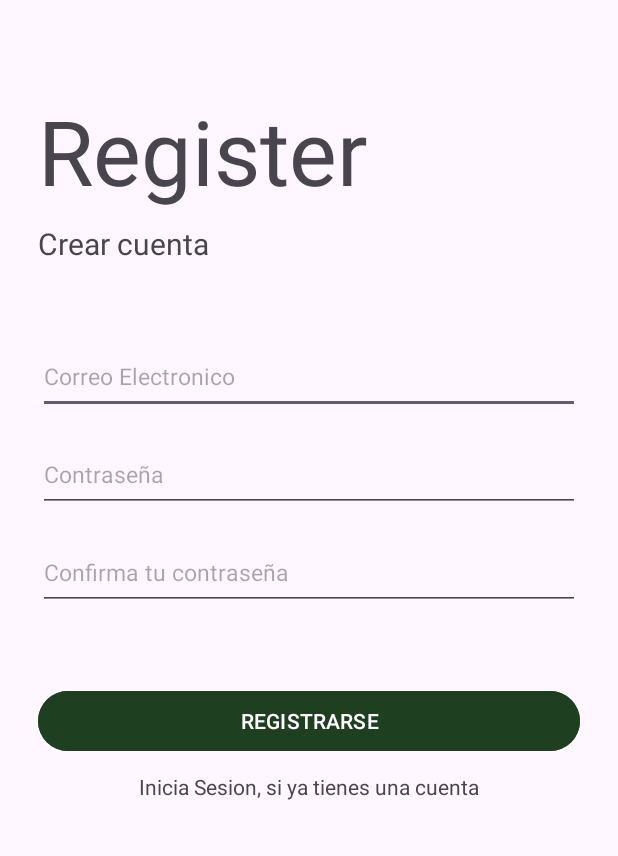
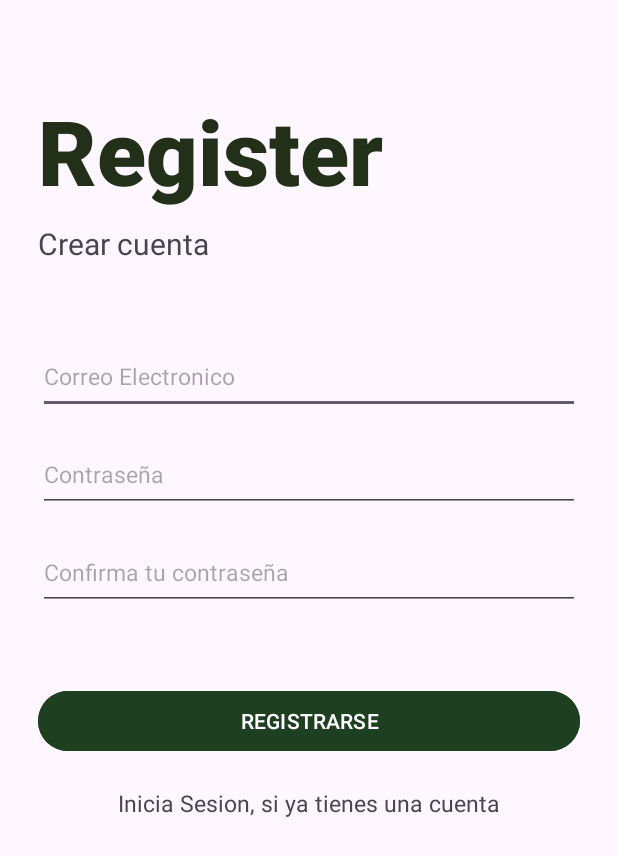
Before and after one commit to mar22266/AplicacionPlataformasMoviles, an Android app built with Jetpack Compose: the layout activity_register.xml on its own in the app's theme, with its tools: preview values and no code run, on a phone screen of 412 x 824 dp. Shown: the top 856 px of the screen. Run offline under Robolectric (Android 15) with nearby library versions, the phone set to English and light mode, and no system bars.

Commit message:
Upgrade de Vistas

```diff
--- a/app/src/main/java/com/example/proyecto1/LoginActivity.kt
+++ b/app/src/main/java/com/example/proyecto1/LoginActivity.kt
@@ -11,6 +11,7 @@ import androidx.compose.runtime.Composable
 import androidx.compose.ui.Modifier
 import androidx.compose.ui.tooling.preview.Preview
 import com.example.proyecto1.ui.theme.Proyecto1Theme
+
 
 class LoginActivity : ComponentActivity() {
     override fun onCreate(savedInstanceState: Bundle?) {
--- a/app/src/main/res/layout/activity_register.xml
+++ b/app/src/main/res/layout/activity_register.xml
@@ -3,6 +3,7 @@
 
     xmlns:app="http://schemas.android.com/apk/res-auto"
     xmlns:tools="http://shemas.android.com/tools"
+    xmlns:tools2="http://schemas.android.com/tools"
     android:layout_width="match_parent"
     android:layout_height="match_parent"
     tools:context=".LoginActivity">
@@ -18,6 +19,8 @@
             android:layout_marginLeft="25dp"
             android:layout_marginTop="60dp"
             android:text="Register"
+            android:fontFamily="sans-serif-black"
+            android:textColor="@color/colorTitle"
             android:textSize="60sp" />
 
         <TextView
@@ -65,11 +68,14 @@
             android:text="REGISTRARSE"
             android:backgroundTint="@color/btn_color"/>
         <TextView
+            android:id="@+id/textViewGoToLogin"
             android:layout_width="wrap_content"
             android:layout_height="wrap_content"
             android:text="Inicia Sesion, si ya tienes una cuenta"
-            android:layout_marginTop="10dp"
-            android:layout_gravity="center"/>
+            android:textSize="15dp"
+            android:layout_marginTop="20dp"
+            android:layout_gravity="center"
+            android:clickable="true"/>
     </LinearLayout>
 
 
--- a/app/src/main/res/values/colors.xml
+++ b/app/src/main/res/values/colors.xml
@@ -2,6 +2,10 @@
 <resources>
     <color name="black">#FF000000</color>
     <color name="white">#FFFFFFFF</color>
+    <color name="colorPrimary">#4A7826</color>
+    <color name="colorTitle">#233019</color>
+    <color name="backgroundView">#EEFFE1</color>
+
 
     <color name="btn_color">#1E3F20</color>
 </resources>
--- a/app/src/main/res/values/themes.xml
+++ b/app/src/main/res/values/themes.xml
@@ -2,7 +2,7 @@
     <!-- Base application theme. -->
     <style name="Base.Theme.Proyecto1" parent="Theme.Material3.DayNight.NoActionBar">
         <!-- Customize your light theme here. -->
-        <!-- <item name="colorPrimary">@color/my_light_primary</item> -->
+        <item name="colorPrimary">@color/colorPrimary</item>
     </style>
 
     <style name="Theme.Proyecto1" parent="Base.Theme.Proyecto1" />
```
Also changed, not shown: app/src/main/res/layout/activity_login.xml (+7 -2 lines).
